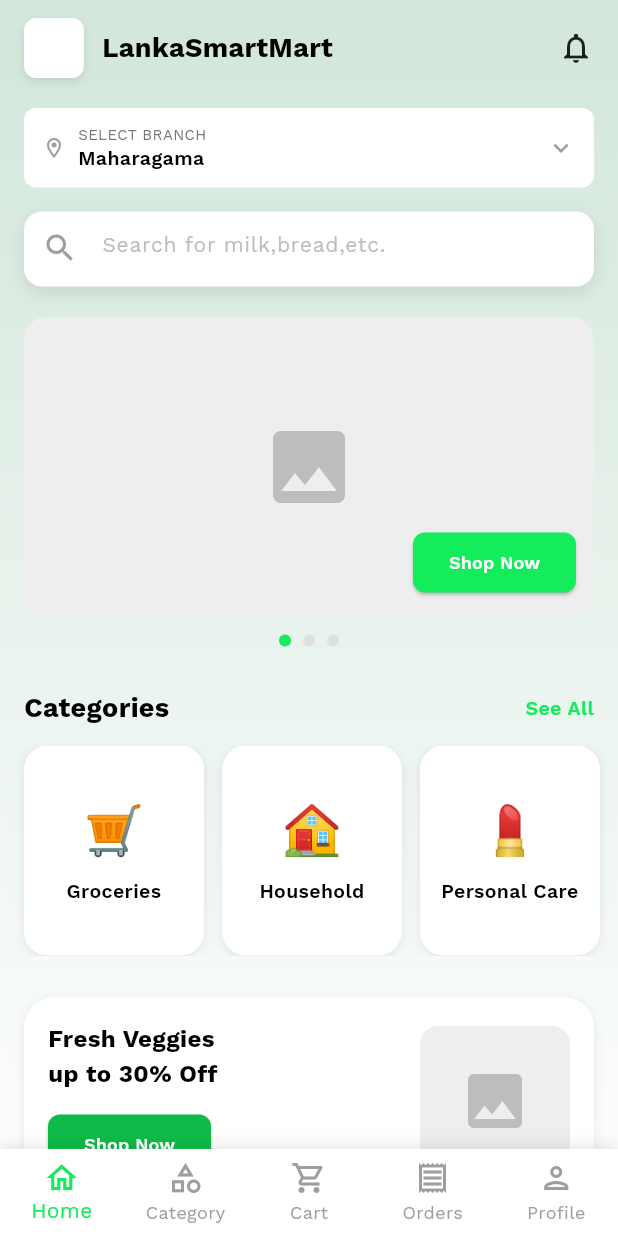
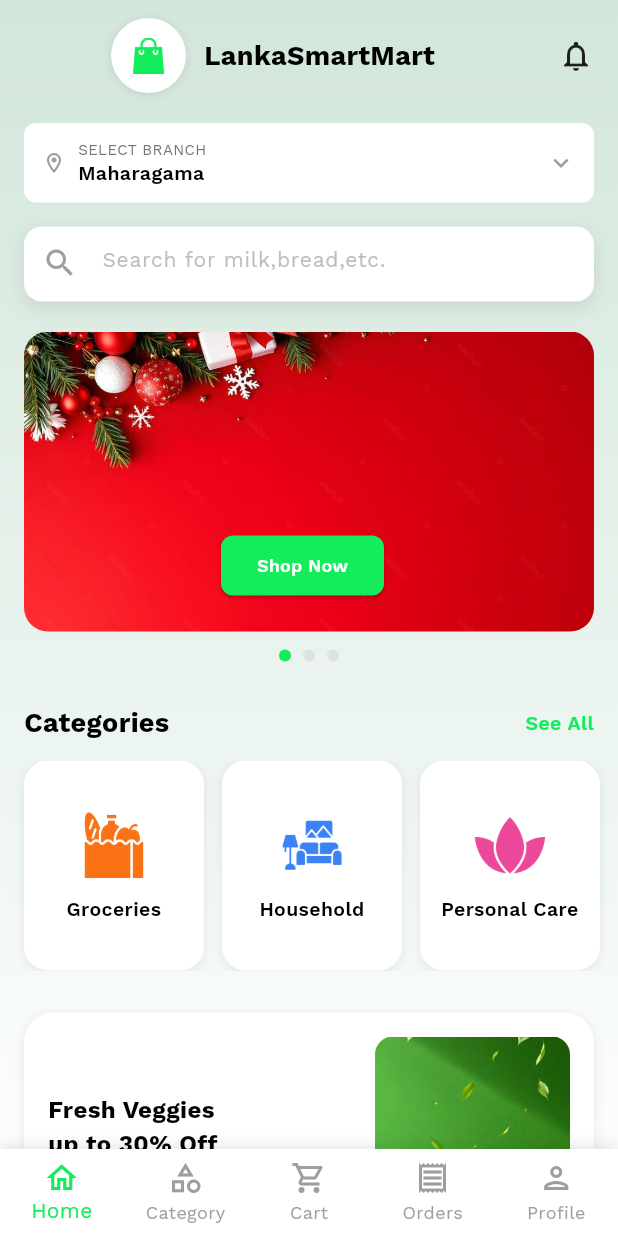
Before and after one commit to Dasith-Randula/lanka-smart-mart, a Flutter app: the HomePage screen opened directly, on a phone screen of 412 x 824 dp. Run offline on Flutter 3.47's test engine with Material 3 defaults, Android fonts, the phone set to English and light mode, and no system bars; our stand-ins replace geocoding, geolocator, google_fonts, google_maps_flutter.

Commit message:
Add imges

```diff
--- a/lanka_smart_mart/lib/screens/home_screen.dart
+++ b/lanka_smart_mart/lib/screens/home_screen.dart
@@ -1,3 +1,5 @@
+import 'dart:ui';
+
 import 'package:flutter/material.dart';
 import 'package:google_fonts/google_fonts.dart';
 import 'package:provider/provider.dart';
@@ -24,11 +26,11 @@
 
   final List<String> branches = ['Maharagama', 'Gampaha', 'Kandy'];
   final List<Map<String, String>> categories = [
-    {'name': 'Groceries', 'icon': '🛒'},
-    {'name': 'Household', 'icon': '🏠'},
-    {'name': 'Personal Care', 'icon': '💄'},
-    {'name': 'Stationery', 'icon': '📝'},
-    {'name': 'More', 'icon': '➕'},
+    {'name': 'Groceries', 'icon': 'assets/images/food.png'},
+    {'name': 'Household', 'icon': 'assets/images/house.png'},
+    {'name': 'Personal Care', 'icon': 'assets/images/flower.png'},
+    {'name': 'Stationery', 'icon': 'assets/images/stationery.png'},
+    {'name': 'Electronics', 'icon': 'assets/images/thunder.png'},
   ];
 
   // Special offers products
@@ -138,15 +140,17 @@
                         padding: const EdgeInsets.symmetric(horizontal: 16, vertical: 12),
                         child: Row(
                           children: [
-                            Container(
-                              width: 40,
-                              height: 40,
+                            const SizedBox(width: 16),
+                            Positioned(child:Container(
+                              margin: const EdgeInsets.only(left: 42),
+                              width: 50,
+                              height: 50,
                               decoration: BoxDecoration(
-                                color: Colors.white,
-                                borderRadius: BorderRadius.circular(8),
+                                color: const Color(0xFFFFFFFF),
+                                borderRadius: BorderRadius.circular(100),
                                 boxShadow: [
                                   BoxShadow(
-                                    offset: const Offset(0, 2),
+                                    offset: const Offset(0, 1),
                                     blurRadius: 4,
                                     color: Colors.black.withOpacity(0.1),
                                   ),
@@ -154,12 +158,13 @@
                               ),
                               child: Center(
                                 child: Image.asset(
-                                  'assets/images/logo.png',
+                                  'assets/images/logo_green.png',
                                   width: 24,
                                   height: 24,
                                 ),
                               ),
                             ),
+                          ),
                             const SizedBox(width: 12),
                             Text(
                               'LankaSmartMart',
@@ -262,25 +267,21 @@
                               padding: const EdgeInsets.symmetric(horizontal: 16),
                               child: Container(
                                 decoration: BoxDecoration(
-                                  color: Colors.grey[200],
+                                  image: DecorationImage(
+                                    image: AssetImage('assets/images/Promo_${index + 1}.jpg'),
+                                    fit: BoxFit.cover,
+                                  ),
                                   borderRadius: BorderRadius.circular(16),
                                 ),
                                 child: Stack(
                                   children: [
-                                    Center(
-                                      child: Icon(
-                                        Icons.image,
-                                        size: 64,
-                                        color: Colors.grey[400],
-                                      ),
-                                    ),
                                     Positioned(
-                                      bottom: 12,
-                                      right: 12,
+                                      bottom: 20,
+                                      right: 140,
                                       child: ElevatedButton(
                                         onPressed: () {},
                                         style: ElevatedButton.styleFrom(
-                                          backgroundColor: const Color(0xFF13EC5B),
+                                          backgroundColor: Color(0xFF13EC5B),
                                           shape: RoundedRectangleBorder(
                                             borderRadius: BorderRadius.circular(8),
                                           ),
@@ -382,10 +383,13 @@
                                   child: Column(
                                     mainAxisAlignment: MainAxisAlignment.center,
                                     children: [
-                                      Text(
+                                      Image.asset(
                                         categories[index]['icon']!,
-                                        style: const TextStyle(fontSize: 32),
-                                      ),
+                                        width: 50,
+                                        height: 50,
+                                        fit: BoxFit.contain
+                                        ),
+
                                       const SizedBox(height: 8),
                                       Text(
                                         categories[index]['name']!,
@@ -456,16 +460,14 @@
                                 ),
                               ),
                               Container(
-                                width: 100,
-                                height: 100,
+                                width: 130,
+                                height: 180,
                                 decoration: BoxDecoration(
-                                  color: Colors.grey[200],
+                                  image: DecorationImage(
+                                    image: AssetImage('assets/images/Vegitables.jpg'),
+                                    fit: BoxFit.cover,
+                                  ),
                                   borderRadius: BorderRadius.circular(12),
-                                ),
-                                child: Icon(
-                                  Icons.image,
-                                  size: 48,
-                                  color: Colors.grey[400],
                                 ),
                               ),
                             ],
--- a/lanka_smart_mart/lib/screens/login_screen.dart
+++ b/lanka_smart_mart/lib/screens/login_screen.dart
@@ -150,12 +150,12 @@
                   width: 190,
                   height: 190,
                   decoration: BoxDecoration(
-                    color: const Color(0xFF2BEE6B).withOpacity(0.5),
+                    color: const Color(0xFF2BEE6B).withOpacity(0.1),
                     shape: BoxShape.circle,
                   ),
                   child: Center(
                     child: Image.asset(
-                      'assets/images/logo.png',
+                      'assets/images/logo_green.png',
                       width: 89,
                       height: 89,
                     ),
```
Also changed, not shown: lanka_smart_mart/lib/screens/permission_screen.dart (+12 -27 lines), lanka_smart_mart/lib/screens/signup_screen.dart (+6 -1 lines), lanka_smart_mart/pubspec.yaml (+14 -0 lines), lanka_smart_mart/assets/images/Bucket.jpg (added), lanka_smart_mart/assets/images/Promo_1.jpg (added), lanka_smart_mart/assets/images/Promo_2.jpg (added), lanka_smart_mart/assets/images/Promo_3.jpg (added), lanka_smart_mart/assets/images/Vegitables.jpg (added), lanka_smart_mart/assets/images/flower.png (added), lanka_smart_mart/assets/images/food.png (added), lanka_smart_mart/assets/images/google.png (added), lanka_smart_mart/assets/images/house.png (added), lanka_smart_mart/assets/images/stationery.png (added), lanka_smart_mart/assets/images/thunder.png (added), 1 more files.
